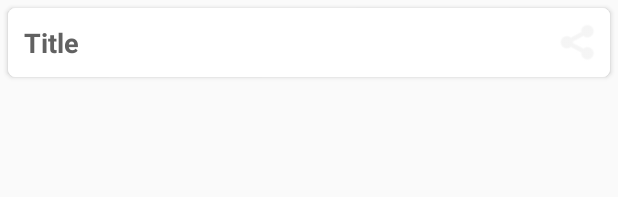
After one commit to arajamony/App1, an Android app: the layout list_item.xml on its own in the app's theme, with its tools: preview values and no code run, on a phone screen of 412 x 824 dp. The commit adds this screen. Shown: the top 197 px of the screen. Run offline under Robolectric (Android 15) with nearby library versions, the light colour scheme and no system bars.

Commit message:
Implemented Recycler View and Card View

```diff
--- a/app/build.gradle
+++ b/app/build.gradle
@@ -30,4 +30,6 @@ dependencies {
     testImplementation 'junit:junit:4.12'
     androidTestImplementation 'com.android.support.test:runner:1.0.2'
     androidTestImplementation 'com.android.support.test.espresso:espresso-core:3.0.2'
+    implementation 'com.android.support:recyclerview-v7:28.0.0'
+    implementation 'com.android.support:cardview-v7:28.0.0'
 }
--- a/app/src/main/AndroidManifest.xml
+++ b/app/src/main/AndroidManifest.xml
@@ -18,6 +18,7 @@
         </activity>
 
         <activity android:name=".SecondActivity"/>
+        <activity android:name=".HobbiesActivity"/>
     </application>
 
 </manifest>
--- a/app/src/main/java/com/example/rocka/app1/APP1.kt
+++ b/app/src/main/java/com/example/rocka/app1/APP1.kt
@@ -44,6 +44,12 @@ class APP1 : AppCompatActivity() {
                 intent.type="text/plain"
                 startActivity(Intent.createChooser(intent,"Share to: "))
             }
+
+            btnRecyclerView.setOnClickListener {
+
+                val intent=Intent(this,HobbiesActivity::class.java)
+                startActivity(intent)
+            }
     }
 
 
--- a/app/src/main/res/layout/activity_app1.xml
+++ b/app/src/main/res/layout/activity_app1.xml
@@ -33,5 +33,11 @@
             android:layout_height="wrap_content" android:layout_alignParentStart="true"
             android:layout_marginStart="4dp" android:layout_alignParentBottom="true" android:id="@+id/btnShareData"
             android:layout_marginBottom="190dp"/>
+    <Button
+            android:text="Recycler View"
+            android:layout_width="match_parent"
+            android:layout_height="wrap_content" android:layout_centerHorizontal="true"
+            android:layout_alignParentBottom="true" android:id="@+id/btnRecyclerView"
+            android:layout_marginBottom="78dp"/>
 
 </RelativeLayout>
--- /dev/null
+++ b/app/src/main/res/layout/list_item.xml
@@ -0,0 +1,41 @@
+<?xml version="1.0" encoding="utf-8"?>
+<android.support.v7.widget.CardView
+        xmlns:android="http://schemas.android.com/apk/res/android"
+        xmlns:card_view="http://schemas.android.com/apk/res-auto"
+        android:layout_width="match_parent"
+        android:layout_height="wrap_content"
+        android:layout_marginLeft="5dp"
+        android:layout_marginRight="5dp"
+        android:layout_marginTop="5dp"
+        card_view:cardCornerRadius="5dp">
+
+    <LinearLayout
+            android:layout_width="match_parent"
+            android:layout_height="match_parent"
+            android:background="@android:color/white"
+            android:baselineAligned="false"
+            android:orientation="horizontal"
+            android:padding="5dp">
+
+        <TextView
+                android:id="@+id/txvTitle"
+                android:layout_width="0dp"
+                android:layout_height="wrap_content"
+                android:layout_margin="5dp"
+                android:layout_weight="1"
+                android:text="Title"
+                android:textColor="#616161"
+                android:textSize="18sp"
+                android:textStyle="bold"/>
+
+        <ImageView
+                android:id="@+id/imgShare"
+                android:layout_width="30dp"
+                android:layout_height="match_parent"
+                android:layout_gravity="center"
+                android:src="@android:drawable/ic_menu_share"
+                android:tint="#eeeeee"/>
+
+    </LinearLayout>
+
+</android.support.v7.widget.CardView>
```
Also changed, not shown: app/src/main/java/com/example/rocka/app1/HobbiesActivity.kt (added, +24 -0 lines), app/src/main/java/com/example/rocka/app1/HobbiesAdaptor.kt (added, +35 -0 lines), app/src/main/java/com/example/rocka/app1/Model.kt (added, +35 -0 lines), app/src/main/res/layout/activity_hobbies.xml (added, +11 -0 lines).
